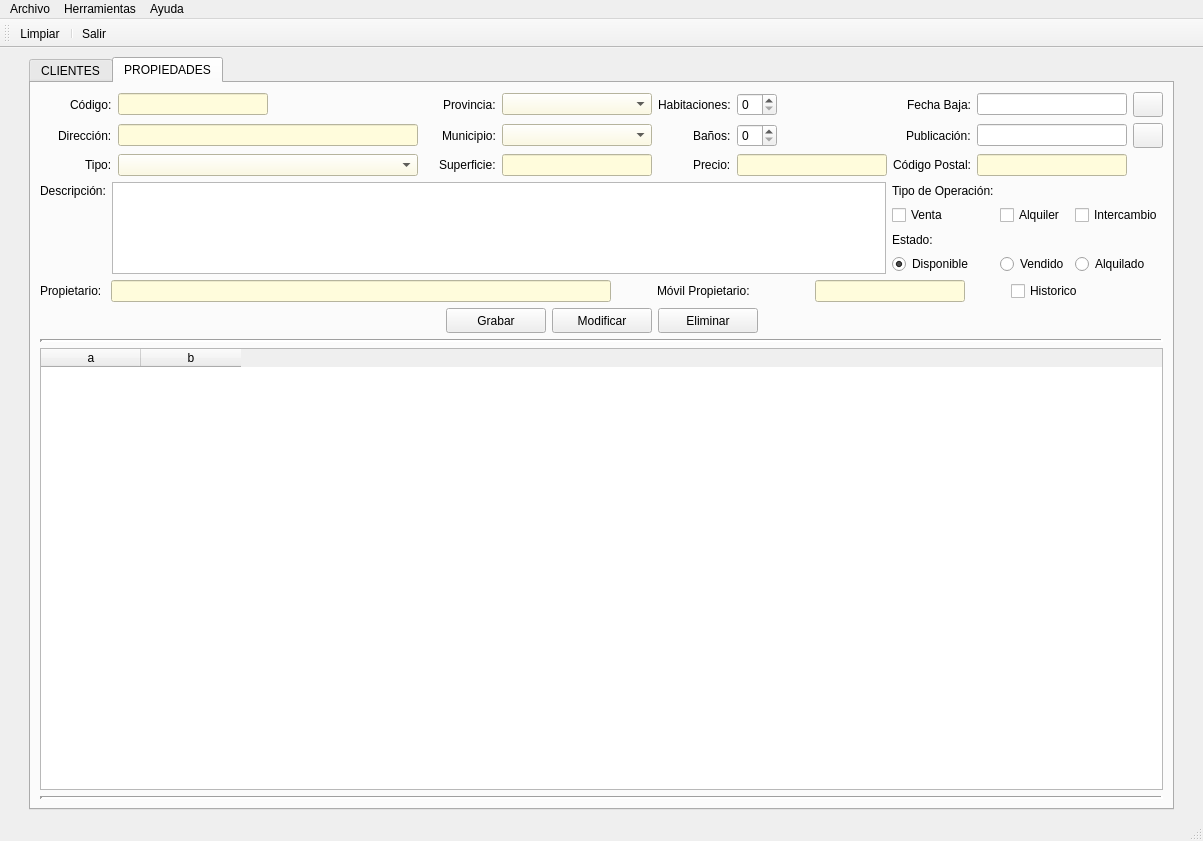
The window that templates/venPrincipal.ui (AmarinoLama/desarrolloInterfaces_Proyecto) describes before a commit, drawn with Qt 5.
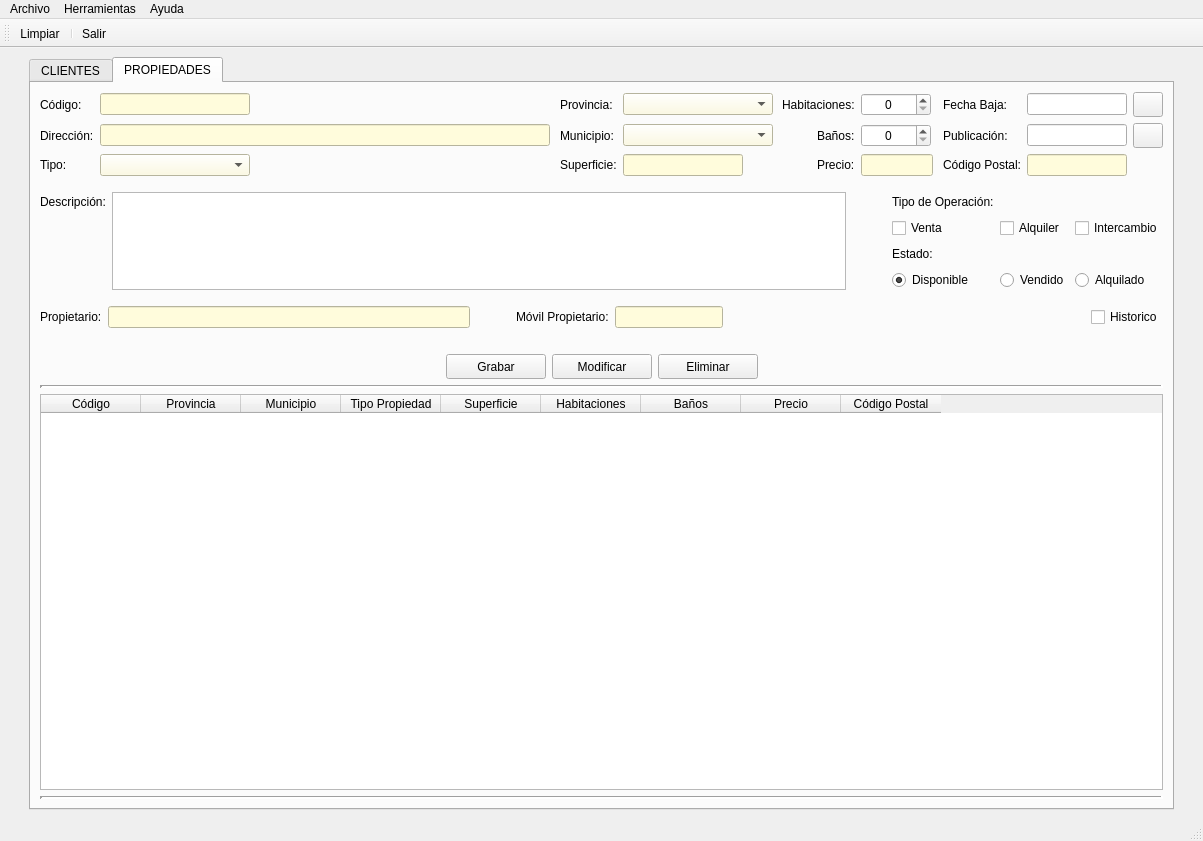
The same window after the commit. Icons and pictures are not drawn.

Commit message: feat() : finalizar el panel Propiedades

The edit to the form file:
```diff
--- a/templates/venPrincipal.ui
+++ b/templates/venPrincipal.ui
@@ -444,13 +444,13 @@
            <widget class="QComboBox" name="cmbProvinciacli">
             <property name="minimumSize">
              <size>
-              <width>120</width>
+              <width>150</width>
               <height>0</height>
              </size>
             </property>
             <property name="maximumSize">
              <size>
-              <width>120</width>
+              <width>150</width>
               <height>16777215</height>
              </size>
             </property>
@@ -463,13 +463,13 @@
            <widget class="QComboBox" name="cmbMunicipiocli">
             <property name="minimumSize">
              <size>
-              <width>120</width>
+              <width>150</width>
               <height>0</height>
              </size>
             </property>
             <property name="maximumSize">
              <size>
-              <width>120</width>
+              <width>150</width>
               <height>16777215</height>
              </size>
             </property>
@@ -681,41 +681,99 @@
          <layout class="QVBoxLayout" name="verticalLayout_4">
           <item>
            <layout class="QGridLayout" name="gridLayout_5">
-            <item row="1" column="8">
-             <widget class="QLineEdit" name="txtPublicacionPro">
+            <item row="1" column="6">
+             <spacer name="horizontalSpacer_17">
+              <property name="orientation">
+               <enum>Qt::Horizontal</enum>
+              </property>
+              <property name="sizeHint" stdset="0">
+               <size>
+                <width>40</width>
+                <height>20</height>
+               </size>
+              </property>
+             </spacer>
+            </item>
+            <item row="2" column="6">
+             <spacer name="horizontalSpacer_18">
+              <property name="orientation">
+               <enum>Qt::Horizontal</enum>
+              </property>
+              <property name="sizeHint" stdset="0">
+               <size>
+                <width>40</width>
+                <height>20</height>
+               </size>
+              </property>
+             </spacer>
+            </item>
+            <item row="0" column="6">
+             <spacer name="horizontalSpacer_16">
+              <property name="orientation">
+               <enum>Qt::Horizontal</enum>
+              </property>
+              <property name="sizeHint" stdset="0">
+               <size>
+                <width>40</width>
+                <height>20</height>
+               </size>
+              </property>
+             </spacer>
+            </item>
+            <item row="2" column="11">
+             <widget class="QLineEdit" name="txtCpPro">
+              <property name="minimumSize">
+               <size>
+                <width>100</width>
+                <height>0</height>
+               </size>
+              </property>
               <property name="maximumSize">
                <size>
-                <width>150</width>
+                <width>100</width>
                 <height>16777215</height>
                </size>
               </property>
+              <property name="styleSheet">
+               <string notr="true">background-color: rgb(255, 252, 220);</string>
+              </property>
              </widget>
             </item>
-            <item row="1" column="3" alignment="Qt::AlignRight">
+            <item row="2" column="10">
+             <widget class="QLabel" name="lblCpPro">
+              <property name="text">
+               <string>Código Postal:</string>
+              </property>
+             </widget>
+            </item>
+            <item row="1" column="4">
              <widget class="QLabel" name="lblMunicipioPro">
               <property name="text">
                <string>Municipio:</string>
               </property>
              </widget>
             </item>
-            <item row="2" column="2">
-             <widget class="QComboBox" name="cmbTipoPro">
+            <item row="1" column="11">
+             <widget class="QLineEdit" name="txtPublicacionPro">
               <property name="maximumSize">
                <size>
-                <width>300</width>
+                <width>150</width>
                 <height>16777215</height>
                </size>
               </property>
-              <property name="styleSheet">
-               <string notr="true">background-color: rgb(255, 252, 220);</string>
-              </property>
              </widget>
             </item>
             <item row="1" column="2">
              <widget class="QLineEdit" name="txtDireccionPro">
+              <property name="minimumSize">
+               <size>
+                <width>450</width>
+                <height>0</height>
+               </size>
+              </property>
               <property name="maximumSize">
                <size>
-                <width>300</width>
+                <width>450</width>
                 <height>16777215</height>
                </size>
               </property>
@@ -724,7 +782,7 @@
               </property>
              </widget>
             </item>
-            <item row="1" column="9">
+            <item row="1" column="12">
              <widget class="QPushButton" name="btnPublicacionPro">
               <property name="minimumSize">
                <size>
@@ -747,15 +805,41 @@
               </property>
              </widget>
             </item>
-            <item row="2" column="1" alignment="Qt::AlignRight">
+            <item row="2" column="2">
+             <widget class="QComboBox" name="cmbTipoPro">
+              <property name="maximumSize">
+               <size>
+                <width>150</width>
+                <height>16777215</height>
+               </size>
+              </property>
+              <property name="styleSheet">
+               <string notr="true">background-color: rgb(255, 252, 220);</string>
+              </property>
+             </widget>
+            </item>
+            <item row="2" column="5">
+             <widget class="QLineEdit" name="txtSuperficiePro">
+              <property name="maximumSize">
+               <size>
+                <width>120</width>
+                <height>16777215</height>
+               </size>
+              </property>
+              <property name="styleSheet">
+               <string notr="true">background-color: rgb(255, 252, 220);</string>
+              </property>
+             </widget>
+            </item>
+            <item row="2" column="1">
              <widget class="QLabel" name="lblTipoPro">
               <property name="text">
                <string>Tipo:</string>
               </property>
              </widget>
             </item>
-            <item row="2" column="4">
-             <widget class="QLineEdit" name="txtSuperficiePro">
+            <item row="0" column="2">
+             <widget class="QLineEdit" name="txtCodigoPro">
               <property name="maximumSize">
                <size>
                 <width>150</width>
@@ -767,171 +851,154 @@
               </property>
              </widget>
             </item>
-            <item row="1" column="4">
+            <item row="1" column="5">
              <widget class="QComboBox" name="cmbMunicipioPro">
+              <property name="minimumSize">
+               <size>
+                <width>150</width>
+                <height>0</height>
+               </size>
+              </property>
+              <property name="maximumSize">
+               <size>
+                <width>150</width>
+                <height>16777215</height>
+               </size>
+              </property>
               <property name="styleSheet">
                <string notr="true">background-color: rgb(255, 252, 220);</string>
               </property>
              </widget>
             </item>
-            <item row="1" column="7" alignment="Qt::AlignRight">
-             <widget class="QLabel" name="lblPublicacionPro">
-              <property name="text">
-               <string>Publicación:</string>
-              </property>
-             </widget>
-            </item>
-            <item row="2" column="3" alignment="Qt::AlignRight">
+            <item row="2" column="4">
              <widget class="QLabel" name="lblSuperficiePro">
               <property name="text">
                <string>Superficie:</string>
               </property>
              </widget>
             </item>
-            <item row="0" column="2">
-             <widget class="QLineEdit" name="txtCodigoPro">
-              <property name="maximumSize">
-               <size>
-                <width>150</width>
-                <height>16777215</height>
-               </size>
-              </property>
-              <property name="styleSheet">
-               <string notr="true">background-color: rgb(255, 252, 220);</string>
+            <item row="1" column="10">
+             <widget class="QLabel" name="lblPublicacionPro">
+              <property name="text">
+               <string>Publicación:</string>
               </property>
              </widget>
             </item>
-            <item row="0" column="1" alignment="Qt::AlignRight">
+            <item row="0" column="1">
              <widget class="QLabel" name="lblCodigoPro">
               <property name="text">
                <string>Código:</string>
               </property>
              </widget>
             </item>
-            <item row="0" column="3" alignment="Qt::AlignRight">
+            <item row="0" column="4">
              <widget class="QLabel" name="lblProvinciaPro">
               <property name="text">
                <string>Provincia:</string>
               </property>
              </widget>
             </item>
-            <item row="0" column="4">
-             <widget class="QComboBox" name="cmbProvinciaPro">
-              <property name="styleSheet">
-               <string notr="true">background-color: rgb(255, 252, 220);</string>
-              </property>
-             </widget>
-            </item>
-            <item row="0" column="7" alignment="Qt::AlignRight">
+            <item row="0" column="10">
              <widget class="QLabel" name="lblFechabajaPro">
               <property name="text">
                <string>Fecha Baja:</string>
               </property>
              </widget>
             </item>
-            <item row="1" column="1" alignment="Qt::AlignRight">
+            <item row="0" column="5">
+             <widget class="QComboBox" name="cmbProvinciaPro">
+              <property name="minimumSize">
+               <size>
+                <width>150</width>
+                <height>0</height>
+               </size>
+              </property>
+              <property name="maximumSize">
+               <size>
+                <width>150</width>
+                <height>16777215</height>
+               </size>
+              </property>
+              <property name="styleSheet">
+               <string notr="true">background-color: rgb(255, 252, 220);</string>
+              </property>
+             </widget>
+            </item>
+            <item row="1" column="1">
              <widget class="QLabel" name="lblDireccionPro">
               <property name="text">
                <string>Dirección:</string>
               </property>
              </widget>
             </item>
-            <item row="0" column="8">
-             <widget class="QLineEdit" name="txtFechabajaPro">
-              <property name="maximumSize">
-               <size>
-                <width>150</width>
-                <height>16777215</height>
-               </size>
-              </property>
-             </widget>
-            </item>
-            <item row="0" column="9">
-             <widget class="QPushButton" name="btnBajaPro">
-              <property name="minimumSize">
-               <size>
-                <width>30</width>
-                <height>25</height>
-               </size>
-              </property>
-              <property name="maximumSize">
-               <size>
-                <width>30</width>
-                <height>25</height>
-               </size>
-              </property>
-              <property name="text">
-               <string/>
-              </property>
-              <property name="icon">
-               <iconset>
-                <normaloff>../img/calendar.png</normaloff>../img/calendar.png</iconset>
-              </property>
-             </widget>
-            </item>
-            <item row="0" column="6">
-             <widget class="QSpinBox" name="spbHabitacionesPro">
-              <property name="maximumSize">
-               <size>
-                <width>40</width>
-                <height>16777215</height>
-               </size>
-              </property>
-             </widget>
-            </item>
-            <item row="0" column="5" alignment="Qt::AlignRight">
+            <item row="0" column="7">
              <widget class="QLabel" name="lblHabitacionesPro">
               <property name="text">
                <string>Habitaciones:</string>
               </property>
              </widget>
             </item>
-            <item row="1" column="6">
-             <widget class="QSpinBox" name="spbBanosPro">
+            <item row="0" column="12">
+             <widget class="QPushButton" name="btnBajaPro">
+              <property name="minimumSize">
+               <size>
+                <width>30</width>
+                <height>25</height>
+               </size>
+              </property>
               <property name="maximumSize">
                <size>
-                <width>40</width>
-                <height>16777215</height>
+                <width>30</width>
+                <height>25</height>
                </size>
               </property>
-             </widget>
-            </item>
-            <item row="1" column="5" alignment="Qt::AlignRight">
-             <widget class="QLabel" name="lblBanosPro">
               <property name="text">
-               <string>Baños:</string>
+               <string/>
               </property>
+              <property name="icon">
+               <iconset>
+                <normaloff>../img/calendar.png</normaloff>../img/calendar.png</iconset>
+              </property>
              </widget>
             </item>
-            <item row="2" column="5" alignment="Qt::AlignRight">
+            <item row="0" column="8">
+             <widget class="QSpinBox" name="spbHabitacionesPro">
+              <property name="minimumSize">
+               <size>
+                <width>70</width>
+                <height>0</height>
+               </size>
+              </property>
+              <property name="maximumSize">
+               <size>
+                <width>70</width>
+                <height>16777215</height>
+               </size>
+              </property>
+              <property name="alignment">
+               <set>Qt::AlignCenter</set>
+              </property>
+             </widget>
+            </item>
+            <item row="0" column="11">
+             <widget class="QLineEdit" name="txtFechabajaPro">
+              <property name="maximumSize">
+               <size>
+                <width>150</width>
+                <height>16777215</height>
+               </size>
+              </property>
+             </widget>
+            </item>
+            <item row="2" column="7" alignment="Qt::AlignRight">
              <widget class="QLabel" name="lblPrecioPro">
               <property name="text">
                <string>Precio:</string>
               </property>
              </widget>
             </item>
-            <item row="2" column="6">
-             <widget class="QLineEdit" name="txtPrecioPro">
-              <property name="maximumSize">
-               <size>
-                <width>150</width>
-                <height>16777215</height>
-               </size>
-              </property>
-              <property name="styleSheet">
-               <string notr="true">background-color: rgb(255, 252, 220);</string>
-              </property>
-             </widget>
-            </item>
-            <item row="2" column="7">
-             <widget class="QLabel" name="lblCpPro">
-              <property name="text">
-               <string>Código Postal:</string>
-              </property>
-             </widget>
-            </item>
             <item row="2" column="8">
-             <widget class="QLineEdit" name="txtCpPro">
+             <widget class="QLineEdit" name="txtPrecioPro">
               <property name="maximumSize">
                <size>
                 <width>150</width>
@@ -943,22 +1010,132 @@
               </property>
              </widget>
             </item>
+            <item row="1" column="7" alignment="Qt::AlignRight">
+             <widget class="QLabel" name="lblBanosPro">
+              <property name="text">
+               <string>Baños:</string>
+              </property>
+             </widget>
+            </item>
+            <item row="1" column="8">
+             <widget class="QSpinBox" name="spbBanosPro">
+              <property name="minimumSize">
+               <size>
+                <width>70</width>
+                <height>0</height>
+               </size>
+              </property>
+              <property name="maximumSize">
+               <size>
+                <width>70</width>
+                <height>16777215</height>
+               </size>
+              </property>
+              <property name="alignment">
+               <set>Qt::AlignCenter</set>
+              </property>
+             </widget>
+            </item>
+            <item row="0" column="3">
+             <spacer name="horizontalSpacer_13">
+              <property name="orientation">
+               <enum>Qt::Horizontal</enum>
+              </property>
+              <property name="sizeHint" stdset="0">
+               <size>
+                <width>40</width>
+                <height>20</height>
+               </size>
+              </property>
+             </spacer>
+            </item>
+            <item row="1" column="3">
+             <spacer name="horizontalSpacer_14">
+              <property name="orientation">
+               <enum>Qt::Horizontal</enum>
+              </property>
+              <property name="sizeHint" stdset="0">
+               <size>
+                <width>40</width>
+                <height>20</height>
+               </size>
+              </property>
+             </spacer>
+            </item>
+            <item row="2" column="3">
+             <spacer name="horizontalSpacer_15">
+              <property name="orientation">
+               <enum>Qt::Horizontal</enum>
+              </property>
+              <property name="sizeHint" stdset="0">
+               <size>
+                <width>40</width>
+                <height>20</height>
+               </size>
+              </property>
+             </spacer>
+            </item>
+            <item row="0" column="9">
+             <spacer name="horizontalSpacer_19">
+              <property name="orientation">
+               <enum>Qt::Horizontal</enum>
+              </property>
+              <property name="sizeHint" stdset="0">
+               <size>
+                <width>40</width>
+                <height>20</height>
+               </size>
+              </property>
+             </spacer>
+            </item>
+            <item row="1" column="9">
+             <spacer name="horizontalSpacer_20">
+              <property name="orientation">
+               <enum>Qt::Horizontal</enum>
+              </property>
+              <property name="sizeHint" stdset="0">
+               <size>
+                <width>40</width>
+                <height>20</height>
+               </size>
+              </property>
+             </spacer>
+            </item>
+            <item row="2" column="9">
+             <spacer name="horizontalSpacer_21">
+              <property name="orientation">
+               <enum>Qt::Horizontal</enum>
+              </property>
+              <property name="sizeHint" stdset="0">
+               <size>
+                <width>40</width>
+                <height>20</height>
+               </size>
+              </property>
+             </spacer>
+            </item>
            </layout>
           </item>
+          <item>
+           <spacer name="verticalSpacer_3">
+            <property name="orientation">
+             <enum>Qt::Vertical</enum>
+            </property>
+            <property name="sizeType">
+             <enum>QSizePolicy::Preferred</enum>
+            </property>
+            <property name="sizeHint" stdset="0">
+             <size>
+              <width>20</width>
+              <height>10</height>
+             </size>
+            </property>
+           </spacer>
+          </item>
           <item>
            <layout class="QGridLayout" name="gridLayout_6">
-            <item row="0" column="1" rowspan="4">
-             <widget class="QTextEdit" name="textEdit">
-              <property name="maximumSize">
-               <size>
-                <width>16777215</width>
-                <height>200</height>
-               </size>
-              </property>
-             </widget>
-            </item>
-            <item row="0" column="2">
-             <widget class="QLabel" name="label_17">
+            <item row="0" column="3">
+             <widget class="QLabel" name="lblTipooperacionPro">
               <property name="maximumSize">
                <size>
                 <width>16777215</width>
@@ -971,38 +1148,31 @@
              </widget>
             </item>
             <item row="0" column="0">
-             <widget class="QLabel" name="label">
+             <widget class="QLabel" name="lblDescricionPro">
               <property name="text">
                <string>Descripción:</string>
               </property>
              </widget>
             </item>
-            <item row="1" column="4">
-             <widget class="QCheckBox" name="checkBox_3">
+            <item row="0" column="1" rowspan="4">
+             <widget class="QTextEdit" name="artxtDescripcionPro">
+              <property name="maximumSize">
+               <size>
+                <width>16777215</width>
+                <height>200</height>
+               </size>
+              </property>
+             </widget>
+            </item>
+            <item row="1" column="5">
+             <widget class="QCheckBox" name="cbxIntercambioPro">
               <property name="text">
                <string>Intercambio</string>
               </property>
              </widget>
             </item>
-            <item row="3" column="2">
-             <widget class="QRadioButton" name="radioButton">
-              <property name="text">
-               <string>Disponible</string>
-              </property>
-              <property name="checked">
-               <bool>true</bool>
-              </property>
-             </widget>
-            </item>
-            <item row="1" column="3">
-             <widget class="QCheckBox" name="checkBox_2">
-              <property name="text">
-               <string>Alquiler</string>
-              </property>
-             </widget>
-            </item>
-            <item row="2" column="2">
-             <widget class="QLabel" name="label_13">
+            <item row="2" column="3">
+             <widget class="QLabel" name="lblEstadoPro">
               <property name="maximumSize">
                <size>
                 <width>16777215</width>
@@ -1014,33 +1184,82 @@
               </property>
              </widget>
             </item>
-            <item row="1" column="2">
-             <widget class="QCheckBox" name="checkBox">
+            <item row="1" column="3">
+             <widget class="QCheckBox" name="cbxVentaPro">
               <property name="text">
                <string>Venta</string>
               </property>
              </widget>
             </item>
+            <item row="1" column="4">
+             <widget class="QCheckBox" name="cbxAlquilerPro">
+              <property name="text">
+               <string>Alquiler</string>
+              </property>
+             </widget>
+            </item>
             <item row="3" column="3">
-             <widget class="QRadioButton" name="radioButton_2">
+             <widget class="QRadioButton" name="rbtnDisponiblePro">
               <property name="text">
-               <string>Vendido</string>
+               <string>Disponible</string>
+              </property>
+              <property name="checked">
+               <bool>true</bool>
               </property>
              </widget>
             </item>
-            <item row="3" column="4">
-             <widget class="QRadioButton" name="radioButton_3">
+            <item row="3" column="5">
+             <widget class="QRadioButton" name="rbtnAlquiladoPro">
               <property name="text">
                <string>Alquilado</string>
               </property>
              </widget>
             </item>
+            <item row="3" column="4">
+             <widget class="QRadioButton" name="rbtnVendidoPro">
+              <property name="text">
+               <string>Vendido</string>
+              </property>
+             </widget>
+            </item>
+            <item row="4" column="1">
+             <spacer name="verticalSpacer_4">
+              <property name="orientation">
+               <enum>Qt::Vertical</enum>
+              </property>
+              <property name="sizeType">
+               <enum>QSizePolicy::Preferred</enum>
+              </property>
+              <property name="sizeHint" stdset="0">
+               <size>
+                <width>20</width>
+                <height>10</height>
+               </size>
+              </property>
+             </spacer>
+            </item>
+            <item row="1" column="2">
+             <spacer name="horizontalSpacer_22">
+              <property name="orientation">
+               <enum>Qt::Horizontal</enum>
+              </property>
+              <property name="sizeType">
+               <enum>QSizePolicy::Preferred</enum>
+              </property>
+              <property name="sizeHint" stdset="0">
+               <size>
+                <width>40</width>
+                <height>20</height>
+               </size>
+              </property>
+             </spacer>
+            </item>
            </layout>
           </item>
           <item>
            <layout class="QHBoxLayout" name="horizontalLayout_5">
             <item>
-             <widget class="QLabel" name="label_15">
+             <widget class="QLabel" name="lblPropietarioPro">
               <property name="maximumSize">
                <size>
                 <width>65</width>
@@ -1053,7 +1272,7 @@
              </widget>
             </item>
             <item>
-             <widget class="QLineEdit" name="lineEdit_6">
+             <widget class="QLineEdit" name="txtPropietarioPro">
               <property name="maximumSize">
                <size>
                 <width>500</width>
@@ -1081,15 +1300,15 @@
               </property>
              </spacer>
             </item>
-            <item>
-             <widget class="QLabel" name="label_16">
+            <item alignment="Qt::AlignRight">
+             <widget class="QLabel" name="lblMovilPro">
               <property name="text">
                <string>Móvil Propietario:</string>
               </property>
              </widget>
             </item>
-            <item>
-             <widget class="QLineEdit" name="lineEdit_7">
+            <item alignment="Qt::AlignLeft">
+             <widget class="QLineEdit" name="txtMovilPro">
               <property name="maximumSize">
                <size>
                 <width>150</width>
@@ -1107,7 +1326,7 @@
                <enum>Qt::Horizontal</enum>
               </property>
               <property name="sizeType">
-               <enum>QSizePolicy::Preferred</enum>
+               <enum>QSizePolicy::Expanding</enum>
               </property>
               <property name="sizeHint" stdset="0">
                <size>
@@ -1118,7 +1337,7 @@
              </spacer>
             </item>
             <item>
-             <widget class="QCheckBox" name="chkHistoriacli_4">
+             <widget class="QCheckBox" name="chkHistoricoPro">
               <property name="layoutDirection">
                <enum>Qt::LeftToRight</enum>
               </property>
@@ -1131,6 +1350,22 @@
           </item>
          </layout>
         </item>
+        <item>
+         <spacer name="verticalSpacer_2">
+          <property name="orientation">
+           <enum>Qt::Vertical</enum>
+          </property>
+          <property name="sizeType">
+           <enum>QSizePolicy::Preferred</enum>
+          </property>
+          <property name="sizeHint" stdset="0">
+           <size>
+            <width>20</width>
+            <height>20</height>
+           </size>
+          </property>
+         </spacer>
+        </item>
         <item>
          <layout class="QHBoxLayout" name="horizontalLayout_4">
           <item>
@@ -1150,7 +1385,7 @@
            </spacer>
           </item>
           <item>
-           <widget class="QPushButton" name="btnGrabarcli_2">
+           <widget class="QPushButton" name="btnGrabarPro">
             <property name="minimumSize">
              <size>
               <width>100</width>
@@ -1169,7 +1404,7 @@
            </widget>
           </item>
           <item>
-           <widget class="QPushButton" name="btnModifcli_2">
+           <widget class="QPushButton" name="btnModificarPro">
             <property name="minimumSize">
              <size>
               <width>100</width>
@@ -1188,7 +1423,7 @@
            </widget>
           </item>
           <item>
-           <widget class="QPushButton" name="btnDelcli_2">
+           <widget class="QPushButton" name="btnEliminarPro">
             <property name="minimumSize">
              <size>
               <width>100</width>
@@ -1244,15 +1479,50 @@
          </widget>
         </item>
         <item>
-         <widget class="QTableWidget" name="tableWidget">
+         <widget class="QTableWidget" name="tablaPropiedades">
           <column>
            <property name="text">
-            <string>a</string>
+            <string>Código</string>
            </property>
           </column>
           <column>
            <property name="text">
-            <string>b</string>
+            <string>Provincia</string>
+           </property>
+          </column>
+          <column>
+           <property name="text">
+            <string>Municipio</string>
+           </property>
+          </column>
+          <column>
+           <property name="text">
+            <string>Tipo Propiedad</string>
+           </property>
+          </column>
+          <column>
+           <property name="text">
+            <string>Superficie</string>
+           </property>
+          </column>
+          <column>
+           <property name="text">
+            <string>Habitaciones</string>
+           </property>
+          </column>
+          <column>
+           <property name="text">
+            <string>Baños</string>
+           </property>
+          </column>
+          <column>
+           <property name="text">
+            <string>Precio</string>
+           </property>
+          </column>
+          <column>
+           <property name="text">
+            <string>Código Postal</string>
            </property>
           </column>
          </widget>
```
The commit also changes 1 other file.
